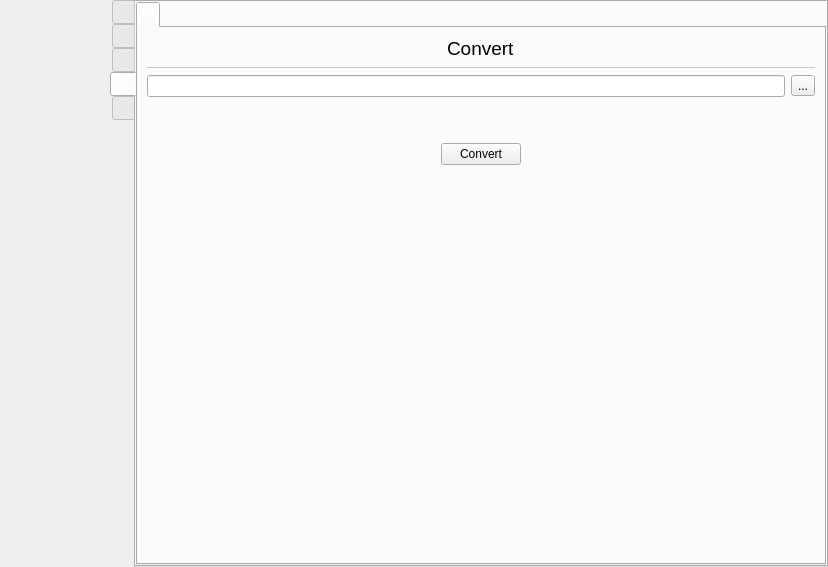
Old version of the form src/wayland/formMainWindow_wl.ui in the repository rusbomber/vokoscreenNG.
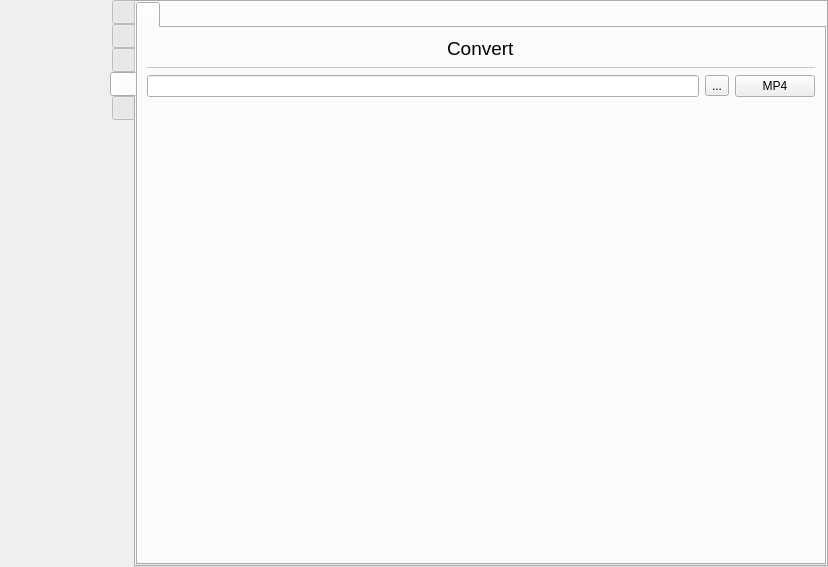
New version of the form. The open tabs and pages were chosen to show the change. Icons and pictures are not drawn.

Commit message: Wayland: add tab convert

Diff of the .ui file:
```diff
--- a/src/wayland/formMainWindow_wl.ui
+++ b/src/wayland/formMainWindow_wl.ui
@@ -2920,6 +2920,16 @@
                   </property>
                  </widget>
                 </item>
+                <item>
+                 <widget class="QPushButton" name="pushButton_convert_mp4">
+                  <property name="enabled">
+                   <bool>true</bool>
+                  </property>
+                  <property name="text">
+                   <string>MP4</string>
+                  </property>
+                 </widget>
+                </item>
                </layout>
               </item>
               <item>
@@ -2953,13 +2963,6 @@
                   </property>
                  </spacer>
                 </item>
-                <item>
-                 <widget class="QPushButton" name="pushButton_3">
-                  <property name="text">
-                   <string>Convert</string>
-                  </property>
-                 </widget>
-                </item>
                 <item>
                  <spacer name="horizontalSpacer_12">
                   <property name="orientation">
```
Left out of the diff: 10 changed lines with no effect on the pictures. The commit also changes 2 other files.
